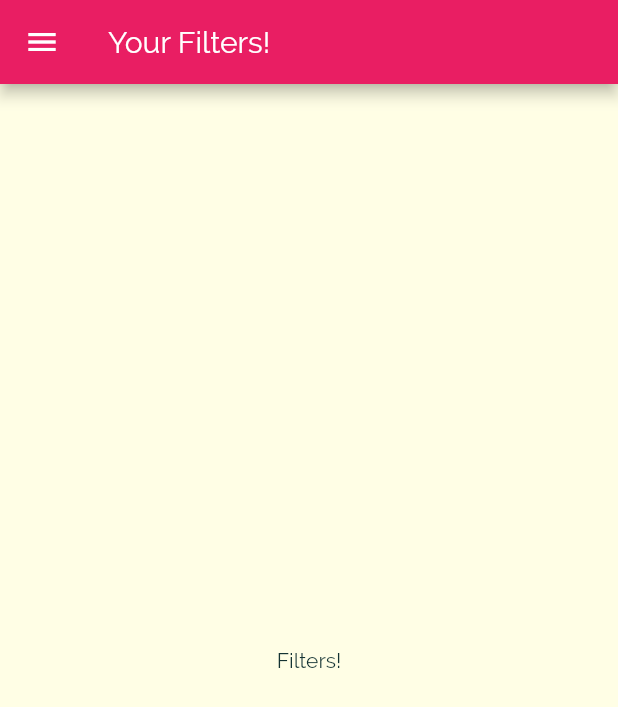
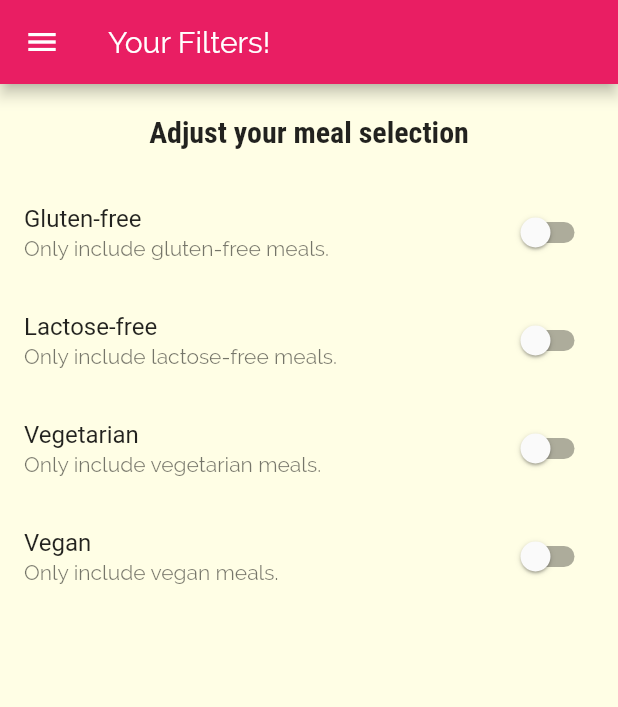
Before and after one commit to bkalil7/meals-app, a Flutter app: the FiltersScreen screen opened by its route, on a phone screen of 412 x 824 dp. Shown: the top 707 px of the screen. Run offline on Flutter 3.47's test engine with Material 2 defaults, Android fonts, the phone set to English and light mode, and no system bars; statements that could not run were skipped.

Commit message:
Pop pages and return values, add filters to select meals

```diff
--- a/lib/screens/filters_screen.dart
+++ b/lib/screens/filters_screen.dart
@@ -2,8 +2,28 @@ import 'package:flutter/material.dart';
 
 import '../widgets/main_drawer.dart';
 
-class FiltersScreen extends StatelessWidget {
+class FiltersScreen extends StatefulWidget {
   static const routeName = '/filters';
+
+  @override
+  _FiltersScreenState createState() => _FiltersScreenState();
+}
+
+class _FiltersScreenState extends State<FiltersScreen> {
+  var _glutenFree = false;
+  var _vegetarian = false;
+  var _vegan = false;
+  var _lactoseFree = false;
+
+  Widget _buildSwitchListTile(String title, String description,
+      bool currentValue, Function updateValue) {
+    return SwitchListTile(
+      title: Text(title),
+      value: currentValue,
+      subtitle: Text(description),
+      onChanged: updateValue,
+    );
+  }
 
   @override
   Widget build(BuildContext context) {
@@ -12,8 +32,68 @@ class FiltersScreen extends StatelessWidget {
         title: Text("Your Filters!"),
       ),
       drawer: MainDrawer(),
-      body: Center(
-        child: Text("Filters!"),
+      body: Column(
+        children: <Widget>[
+          Container(
+            padding: EdgeInsets.all(20),
+            child: Text("Adjust your meal selection",
+                style: Theme.of(context).textTheme.headline6),
+          ),
+          Expanded(
+            child: ListView(
+              children: <Widget>[
+                _buildSwitchListTile(
+                  "Gluten-free",
+                  "Only include gluten-free meals.",
+                  _glutenFree,
+                  (newValue) {
+                    setState(
+                      () {
+                        _glutenFree = newValue;
+                      },
+                    );
+                  },
+                ),
+                _buildSwitchListTile(
+                  "Lactose-free",
+                  "Only include lactose-free meals.",
+                  _lactoseFree,
+                  (newValue) {
+                    setState(
+                      () {
+                        _lactoseFree = newValue;
+                      },
+                    );
+                  },
+                ),
+                _buildSwitchListTile(
+                  "Vegetarian",
+                  "Only include vegetarian meals.",
+                  _vegetarian,
+                  (newValue) {
+                    setState(
+                      () {
+                        _vegetarian = newValue;
+                      },
+                    );
+                  },
+                ),
+                _buildSwitchListTile(
+                  "Vegan",
+                  "Only include vegan meals.",
+                  _vegan,
+                  (newValue) {
+                    setState(
+                      () {
+                        _vegan = newValue;
+                      },
+                    );
+                  },
+                ),
+              ],
+            ),
+          ),
+        ],
       ),
     );
   }
```
Also changed, not shown: lib/screens/category_meals_screen.dart (+47 -15 lines), lib/screens/meal_detail_screen.dart (+8 -0 lines), lib/widgets/meal_item.dart (+10 -2 lines).
